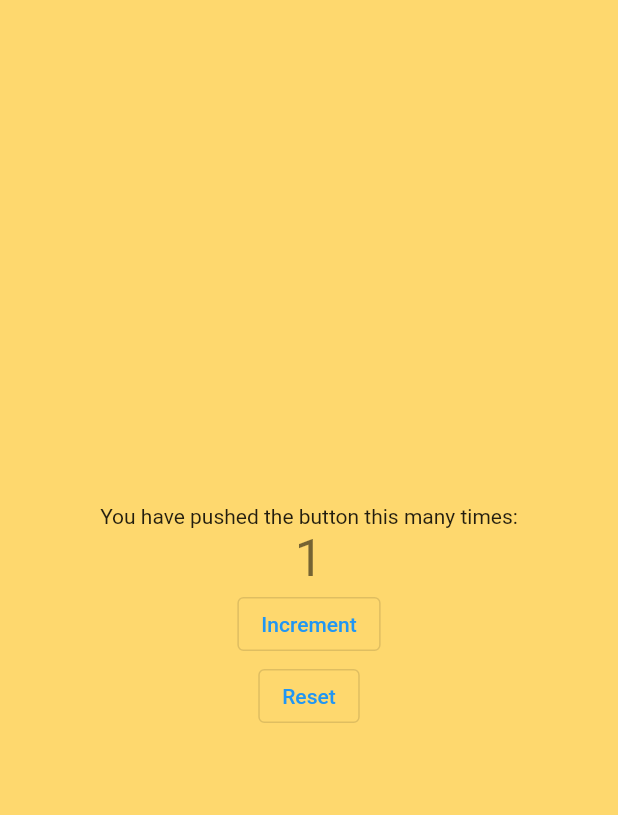
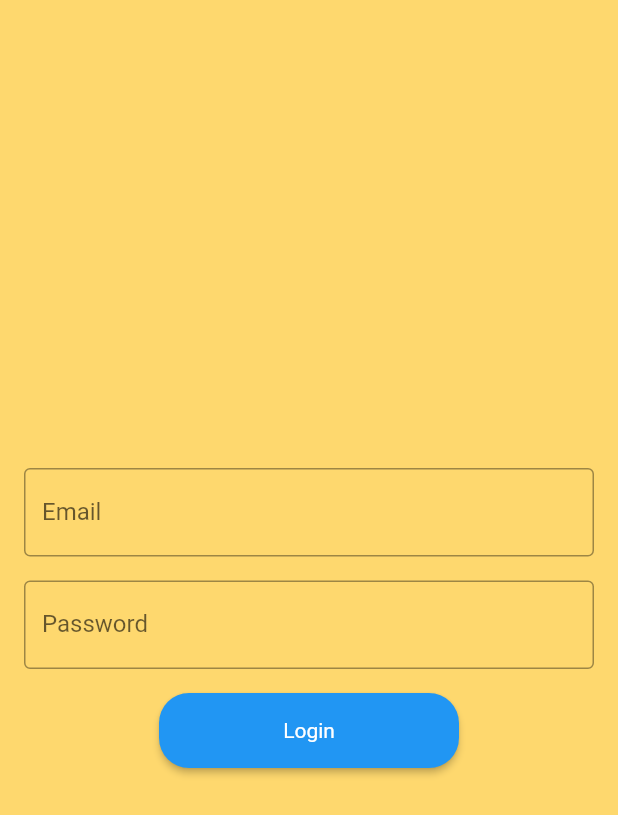
Before and after one commit to ham-rin/Hamrin.UI, a Flutter app: the screen it shows after launch, after a tap on "Increment", on a phone screen of 412 x 824 dp. Shown: the top 815 px of the screen. Run offline on Flutter 3.47's test engine with Material 2 defaults, Android fonts, the phone set to English and light mode, and no system bars; our stand-ins replace dio, flutter_secure_storage, get.

Commit message:
Init project with GetX Add login page

```diff
--- /dev/null
+++ b/lib/core/constants/app_constants.dart
@@ -0,0 +1,3 @@
+class AppConstants{
+  static const String apiUrl = 'https://hamrin.darkube.app/api/';
+}
--- /dev/null
+++ b/lib/data/models/authentication/change_password_model.dart
@@ -0,0 +1,20 @@
+class ChangePasswordModel {
+  String email;
+  String currentPassword;
+  String newPassword;
+
+  ChangePasswordModel(this.email, this.currentPassword, this.newPassword);
+
+  @override
+  String toString() {
+    return 'ChangePasswordModel[email=$email, currentPassword=$currentPassword, newPassword=$newPassword, ]';
+  }
+
+  Map<String, dynamic> toJson() {
+    return {
+      'email': email,
+      'currentPassword': currentPassword,
+      'newPassword': newPassword
+    };
+  }
+}
--- /dev/null
+++ b/lib/data/models/authentication/email_confirmation_model.dart
@@ -0,0 +1,15 @@
+class EmailConfirmationModel {
+  String email;
+  String code;
+
+  EmailConfirmationModel(this.email, this.code);
+
+  @override
+  String toString() {
+    return 'EmailConfirmationModel[email=$email, code=$code, ]';
+  }
+
+  Map<String, dynamic> toJson() {
+    return {'email': email, 'code': code};
+  }
+}
--- /dev/null
+++ b/lib/data/models/authentication/login_model.dart
@@ -0,0 +1,15 @@
+class LoginModel {
+  String email;
+  String password;
+
+  LoginModel(this.email, this.password);
+
+  @override
+  String toString() {
+    return 'AuthModel[email=$email, password=$password, ]';
+  }
+
+  Map<String, dynamic> toJson() {
+    return {'email': email, 'password': password};
+  }
+}
--- /dev/null
+++ b/lib/data/models/authentication/reset_password_model.dart
@@ -0,0 +1,16 @@
+class ResetPasswordModel {
+  String email;
+  String password;
+  String token;
+
+  ResetPasswordModel(this.email, this.password, this.token);
+
+  @override
+  String toString() {
+    return 'ResetPasswordModel[email=$email, password=$password, token=$token, ]';
+  }
+
+  Map<String, dynamic> toJson() {
+    return {'email': email, 'password': password, 'token': token};
+  }
+}
--- a/lib/main.dart
+++ b/lib/main.dart
@@ -1,6 +1,7 @@
 import 'package:flutter/material.dart';
 import 'package:get/get.dart';
-import 'package:hamrin_app/controllers/home_controller.dart';
+import 'package:hamrin_app/presentation/controllers/home_controller.dart';
+import 'package:hamrin_app/presentation/pages/login_page.dart';
 
 void main() {
   runApp(const MyApp());
@@ -17,13 +18,13 @@ class MyApp extends StatelessWidget {
           primarySwatch: Colors.blue,
           primaryColor: const Color.fromARGB(1, 254, 216, 110),
           scaffoldBackgroundColor: const Color.fromARGB(255, 254, 216, 110)),
-      home: MyHomePage(),
+      home: MainPage(),
     );
   }
 }
 
-class MyHomePage extends StatelessWidget {
-  MyHomePage({super.key});
+class MainPage extends StatelessWidget {
+  MainPage({super.key});
 
   final HomeController controller = Get.put(HomeController());
 
@@ -42,11 +43,10 @@ class MyHomePage extends StatelessWidget {
                 style: Theme.of(context).textTheme.headlineMedium,
               )),
           OutlinedButton(
-              onPressed: () => controller.increment(),
+              onPressed: () => Get.to(LoginPage()),
               child: const Text("Increment")),
           OutlinedButton(
-              onPressed: () => controller.reset(),
-              child: const Text("Reset"))
+              onPressed: () => controller.reset(), child: const Text("Reset"))
         ],
       ),
     ));
--- /dev/null
+++ b/lib/presentation/controllers/login_controller.dart
@@ -0,0 +1,33 @@
+import 'package:flutter/cupertino.dart';
+import 'package:get/get.dart';
+import 'package:hamrin_app/data/services/authentication_service.dart';
+import 'package:hamrin_app/data/services/token_service.dart';
+import 'package:hamrin_app/presentation/pages/home_page.dart';
+
+class LoginController extends GetxController {
+  final TextEditingController emailController = TextEditingController();
+  final TextEditingController passwordController = TextEditingController();
+  final GlobalKey<FormState> formKey = GlobalKey<FormState>();
+  final AuthenticationService authenticationService = AuthenticationService();
+  final TokenService tokenService = TokenService();
+
+  var isLoading = false.obs;
+
+  login() async {
+    if (!formKey.currentState!.validate()) return null;
+    isLoading.value = true;
+    try {
+      var response = await authenticationService.login(
+          emailController.text, passwordController.text);
+      if (response.succeeded) {
+        tokenService.writeToken(response.token, response.refreshToken);
+        Get.to(HomePage());
+      } else {
+        Get.snackbar(
+            "error", response.errors.map((e) => e.enError).toList().join('\n'));
+      }
+    } finally {
+      isLoading.value = false;
+    }
+  }
+}
--- /dev/null
+++ b/lib/presentation/pages/login_page.dart
@@ -0,0 +1,79 @@
+import 'package:flutter/material.dart';
+import 'package:get/get.dart';
+import 'package:hamrin_app/presentation/controllers/login_controller.dart';
+
+class LoginPage extends StatelessWidget {
+  LoginPage({Key? key}) : super(key: key);
+
+  final LoginController controller = Get.put(LoginController());
+
+  @override
+  Widget build(BuildContext context) {
+    return Scaffold(
+      body: Center(
+        child: Padding(
+          padding: const EdgeInsets.all(16.0),
+          child: Form(
+            key: controller.formKey,
+            child: Column(
+              mainAxisAlignment: MainAxisAlignment.center,
+              children: [
+                TextFormField(
+                  controller: controller.emailController,
+                  decoration: const InputDecoration(
+                    labelText: 'Email',
+                    border: OutlineInputBorder(),
+                  ),
+                  validator: (value) => value!.isEmpty
+                      ? 'Please enter your email'
+                      : GetUtils.isEmail(value)
+                          ? null
+                          : 'Please enter a valid email address',
+                ),
+                const SizedBox(height: 16.0),
+                TextFormField(
+                  controller: controller.passwordController,
+                  obscureText: true,
+                  decoration: const InputDecoration(
+                    labelText: 'Password',
+                    border: OutlineInputBorder(),
+                  ),
+                  validator: (value) =>
+                      value!.isEmpty ? 'Please enter your password' : null,
+                ),
+                const SizedBox(height: 16.0),
+                Obx(
+                  () => ElevatedButton(
+                    onPressed: controller.isLoading.value
+                        ? null
+                        : () => controller.login(),
+                    style: ElevatedButton.styleFrom(
+                      backgroundColor: Colors.blue,
+                      textStyle: const TextStyle(color: Colors.white),
+                      shape: RoundedRectangleBorder(
+                        borderRadius: BorderRadius.circular(20),
+                      ),
+                      padding: const EdgeInsets.symmetric(vertical: 15),
+                      minimumSize: const Size(200, 50),
+                    ),
+                    child: controller.isLoading.value
+                        ? const SizedBox(
+                            height: 20,
+                            width: 20,
+                            child: CircularProgressIndicator(
+                              valueColor:
+                                  AlwaysStoppedAnimation<Color>(Colors.white),
+                              strokeWidth: 2,
+                            ),
+                          )
+                        : const Text('Login'),
+                  ),
+                ),
+              ],
+            ),
+          ),
+        ),
+      ),
+    );
+  }
+}
--- a/pubspec.yaml
+++ b/pubspec.yaml
@@ -38,6 +38,8 @@ dependencies:
 
   #Third parties
   get:
+  dio:
+  flutter_secure_storage:
 
 dev_dependencies:
   flutter_test:
```
Also changed, not shown: lib/core/utils/dio_tools.dart (added, +48 -0 lines), lib/data/models/authentication/auth_response.dart (added, +42 -0 lines), lib/data/models/authentication/refresh_token_model.dart (added, +15 -0 lines), lib/data/services/authentication_service.dart (added, +35 -0 lines), lib/data/services/token_service.dart (added, +39 -0 lines), lib/presentation/pages/home_page.dart (added, +9 -0 lines), lib/presentation/controllers/home_controller.dart (renamed from lib/controllers/home_controller.dart), 6 other files.
